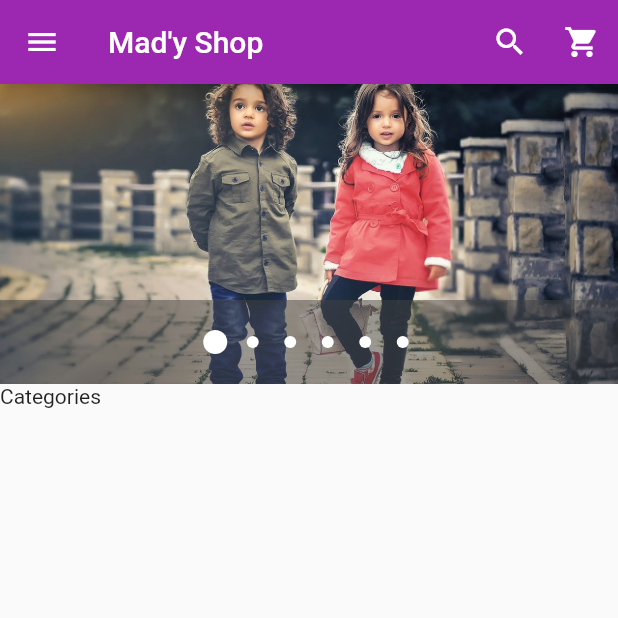
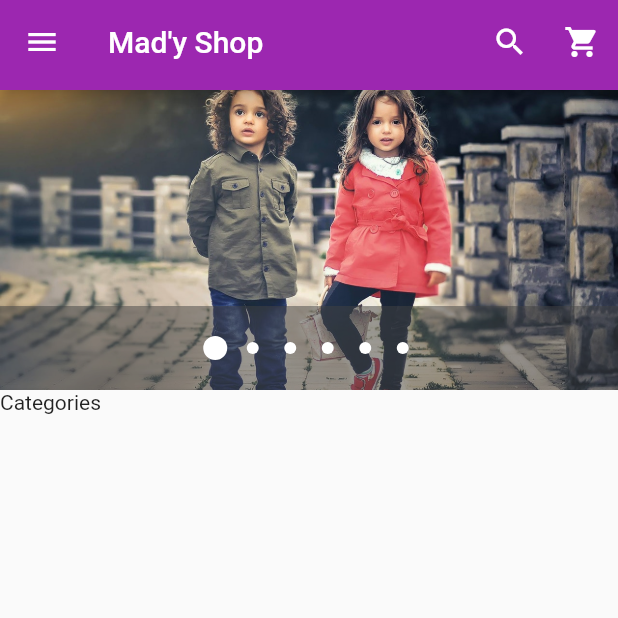
Before and after one commit to tchenio/ecommerce, a Flutter app: the screen it shows after launch, on a phone screen of 412 x 824 dp, the top half of it. Run offline on Flutter 3.47's test engine with Material 2 defaults, Android fonts, the phone set to English and light mode, and no system bars; drawn by our look-alikes of carousel_pro.

Commit message:
header bar

```diff
--- /dev/null
+++ b/lib/components/header.dart
@@ -0,0 +1,26 @@
+import 'package:flutter/material.dart';
+
+class HeaderBarWidget extends StatefulWidget implements PreferredSizeWidget {
+  HeaderBarWidget() : preferredSize = Size.fromHeight(60.0), super(key: UniqueKey());
+
+  @override
+  final Size preferredSize; // default is 56.0
+
+  @override
+  _HeaderBarWidgetState createState() => _HeaderBarWidgetState();
+}
+
+class _HeaderBarWidgetState extends State<HeaderBarWidget>{
+
+  @override
+  Widget build(BuildContext context) {
+    return AppBar(
+      backgroundColor: Colors.purple,
+      title: Text('Mad\'y Shop'),
+      actions: <Widget>[
+        new IconButton(onPressed: (){} , icon: Icon(Icons.search, color: Colors.white,)),
+        new IconButton(onPressed: (){}, icon: Icon(Icons.shopping_cart, color:Colors.white))
+      ],
+    );
+  }
+}
--- a/lib/home.dart
+++ b/lib/home.dart
@@ -1,8 +1,8 @@
+import 'package:flutter/material.dart';
 
-
-import 'carousel.dart';
-import 'drawer.dart';
-import 'package:flutter/material.dart';
+import 'components/carousel.dart';
+import 'components/drawer.dart';
+import 'components/header.dart';
 class HomePage extends StatefulWidget {
   @override
   _HomePageState createState() => _HomePageState();
@@ -10,17 +10,11 @@ class HomePage extends StatefulWidget {
 class _HomePageState extends State<HomePage> {
   @override
   Widget build(BuildContext context) {
+
     Widget imageCarousel = new CarouselWidget();
 
     return Scaffold(
-      appBar: AppBar(
-        backgroundColor: Colors.purple,
-        title: Text('Mad\'y Shop'),
-        actions: <Widget>[
-          new IconButton(onPressed: (){} , icon: Icon(Icons.search, color: Colors.white,)),
-          new IconButton(onPressed: (){}, icon: Icon(Icons.shopping_cart, color:Colors.white))
-        ],
-      ),
+      appBar: HeaderBarWidget( ),
       drawer: DrawerWidget(),
 
       body: new ListView(
```
Also changed, not shown: lib/components/carousel.dart (renamed from lib/carousel.dart), lib/components/drawer.dart (renamed from lib/drawer.dart).
